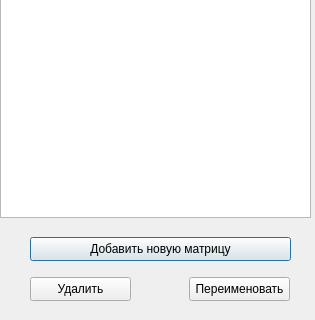
First picture: the form in ui/explorer.ui, repository ijo42/sparse-matrix-tool, before the edit; both pictures show x 0 to 315 and y 203 to 523 of the 315 by 523 pixel window.
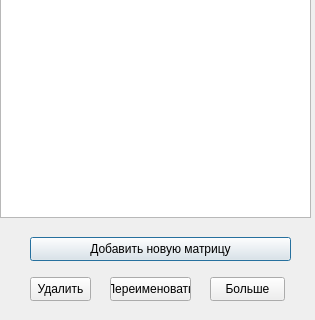
Second picture: the form after the edit.

Commit message: made btn moreinf

```diff
--- a/ui/explorer.ui
+++ b/ui/explorer.ui
@@ -64,7 +64,7 @@
     <rect>
      <x>30</x>
      <y>480</y>
-     <width>101</width>
+					<width>61</width>
      <height>24</height>
     </rect>
    </property>
@@ -75,9 +75,9 @@
   <widget class="QPushButton" name="btnRename">
    <property name="geometry">
     <rect>
-     <x>189</x>
+					<x>110</x>
      <y>480</y>
-     <width>101</width>
+					<width>81</width>
      <height>24</height>
     </rect>
    </property>
@@ -85,6 +85,19 @@
     <string>Переименовать</string>
    </property>
   </widget>
+		<widget class="QPushButton" name="btnMoreinf">
+			<property name="geometry">
+				<rect>
+					<x>210</x>
+					<y>480</y>
+					<width>75</width>
+					<height>24</height>
+				</rect>
+			</property>
+			<property name="text">
+				<string>Больше</string>
+			</property>
+		</widget>
  </widget>
  <resources/>
  <connections/>
```
Lines whose indentation alone changed are shown as unchanged. The commit also changes 2 other files.
